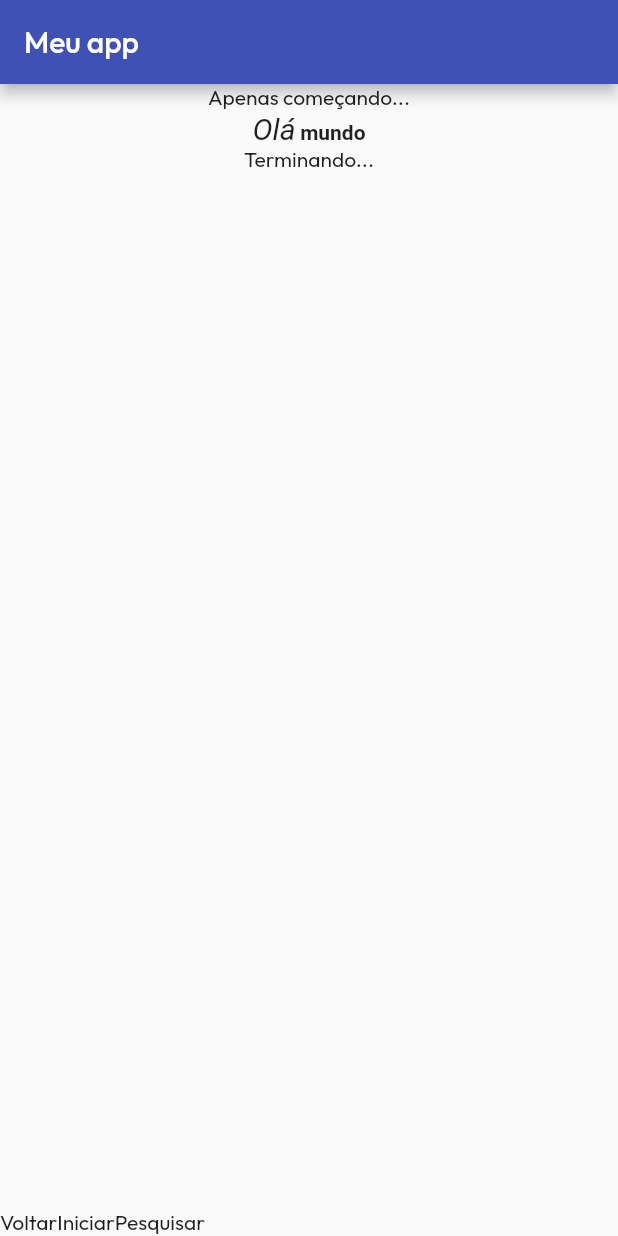
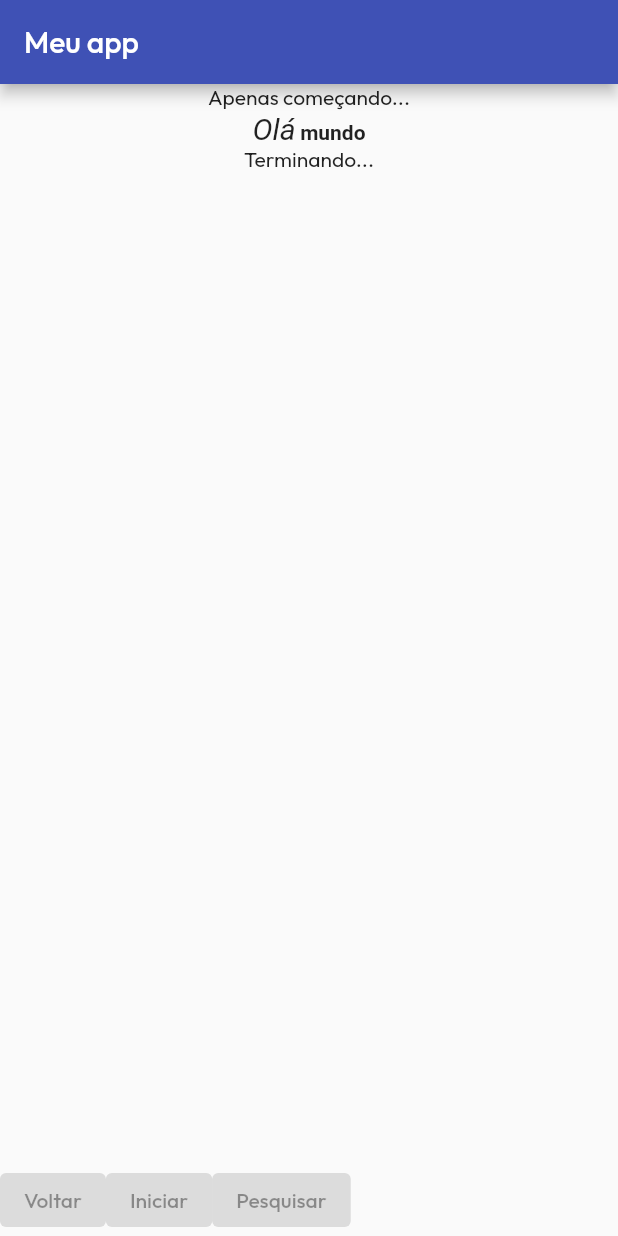
Before and after one commit to br-adriel/2023-1, a Flutter app: the screen it shows after launch, on a phone screen of 412 x 824 dp. Run offline on Flutter 3.47's test engine with Material 2 defaults, Android fonts, the phone set to English and light mode, and no system bars; drawn by our look-alikes of styled_text; our stand-ins replace google_fonts.

Commit message:
Altera Text para ElevatedButton

```diff
--- a/POO2/flutter/receita1/lib/main.dart
+++ b/POO2/flutter/receita1/lib/main.dart
@@ -30,7 +30,11 @@ class MyApp extends StatelessWidget {
               const Text("Terminando...")
             ])),
             bottomNavigationBar: const Row(
-              children: [Text("Voltar"), Text("Iniciar"), Text("Pesquisar")],
+              children: [
+                ElevatedButton(onPressed: null, child: Text("Voltar")),
+                ElevatedButton(onPressed: null, child: Text("Iniciar")),
+                ElevatedButton(onPressed: null, child: Text("Pesquisar")),
+              ],
             )));
   }
 }
```
